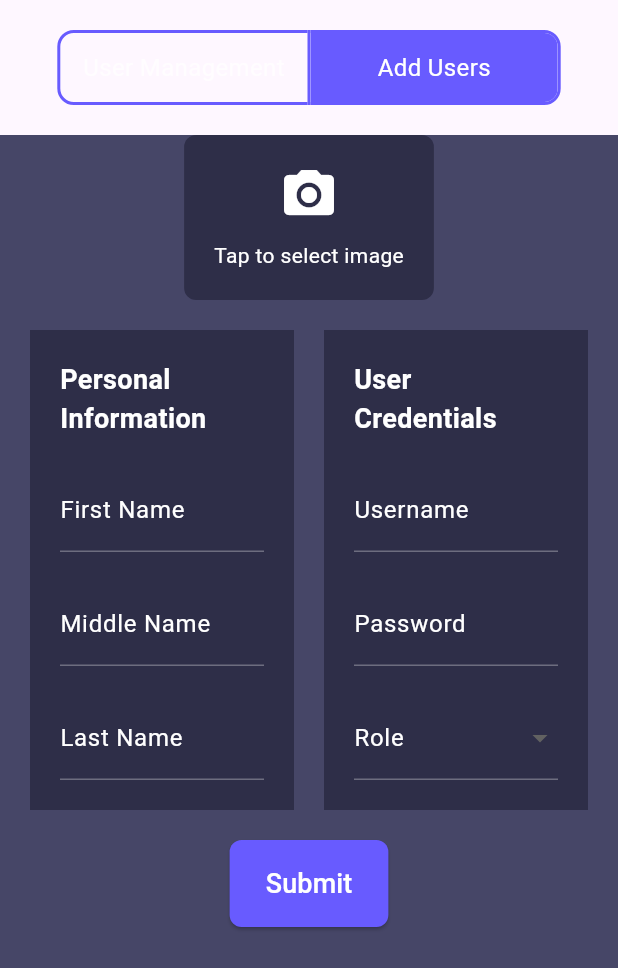
After one commit to CarlosNatanauan/pharmacy_pos, a Flutter app: the Users screen opened directly, after a tap on "Add Users", on a phone screen of 412 x 824 dp. The commit adds this screen. Shown: the top 968 px of the screen. Run offline on Flutter 3.47's test engine with Material 3 defaults, Android fonts, the phone set to English and light mode, and no system bars; our stand-ins replace image_picker, sidebarx; missing offline and left inert: bitsdojo_window.

Commit message:
initial add user

```diff
--- /dev/null
+++ b/lib/management_screen/sub_screens/user_sub_buttons/add_user.dart
@@ -0,0 +1,253 @@
+import 'package:flutter/material.dart';
+import 'package:image_picker/image_picker.dart';
+import 'dart:io';
+
+class AddUser extends StatefulWidget {
+  @override
+  State<AddUser> createState() => _AddUserState();
+}
+
+class _AddUserState extends State<AddUser> {
+  final _formKey = GlobalKey<FormState>();
+
+  final ImagePicker _picker = ImagePicker();
+
+  // For storing the selected image
+  XFile? _image;
+
+  @override
+  Widget build(BuildContext context) {
+    return Scaffold(
+      backgroundColor: scaffoldBackgroundColor,
+      body: Padding(
+        padding: const EdgeInsets.only(bottom: 20.0, left: 20, right: 20),
+        child: Form(
+          key: _formKey,
+          child: SingleChildScrollView(
+            child: Column(
+              children: <Widget>[
+                // Add a container for image uploader
+                Container(
+                  decoration: BoxDecoration(
+                    borderRadius: BorderRadius.circular(8),
+                    color: canvasColor,
+                  ),
+                  padding: EdgeInsets.all(20),
+                  child: InkWell(
+                    onTap: () async {
+                      final XFile? image = await _picker.pickImage(source: ImageSource.gallery);
+                      setState(() {
+                        _image = image;
+                      });
+                    },
+                    child: Column(
+                      mainAxisAlignment: MainAxisAlignment.center,
+                      crossAxisAlignment: CrossAxisAlignment.center,
+                      children: <Widget>[
+                        _image == null
+                            ? Icon(Icons.camera_alt, size: 40, color: Colors.white)
+                            : Image.file(
+                          File(_image!.path),
+                          height: 90,
+                          width: 90,
+                          fit: BoxFit.cover,
+                        ),
+                        SizedBox(height: 10),
+                        Text(
+                          _image == null ? 'Tap to select image' : 'Tap to change image',
+                          style: TextStyle(color: Colors.white),
+                        ),
+                      ],
+                    ),
+                  ),
+                ),
+
+                SizedBox(height: 20),
+                Row(
+                  children: <Widget>[
+                    Expanded(
+                      child: Container(
+                        padding: EdgeInsets.all(20),
+                        color: canvasColor,
+                        child: Column(
+                          crossAxisAlignment: CrossAxisAlignment.start,
+                          children: <Widget>[
+                            Text('Personal Information', style: TextStyle(color: white, fontSize: 18, fontWeight: FontWeight.bold)),
+                            SizedBox(height: 20),
+                            TextFormField(
+                              decoration: InputDecoration(
+                                labelText: 'First Name',
+                                labelStyle: TextStyle(color: white),
+                                enabledBorder: UnderlineInputBorder(
+                                  borderSide: BorderSide(color: white.withOpacity(0.3)),
+                                ),
+                                focusedBorder: UnderlineInputBorder(
+                                  borderSide: BorderSide(color: white),
+                                ),
+                              ),
+                              style: TextStyle(color: white),
+                              validator: (value) {
+                                if (value == null || value.isEmpty) {
+                                  return 'Please enter a first name';
+                                }
+                                return null;
+                              },
+                            ),
+                            SizedBox(height: 20),
+                            TextFormField(
+                              decoration: InputDecoration(
+                                labelText: 'Middle Name',
+                                labelStyle: TextStyle(color: white),
+                                enabledBorder: UnderlineInputBorder(
+                                  borderSide: BorderSide(color: white.withOpacity(0.3)),
+                                ),
+                                focusedBorder: UnderlineInputBorder(
+                                  borderSide: BorderSide(color: white),
+                                ),
+                              ),
+                              style: TextStyle(color: white),
+                            ),
+                            SizedBox(height: 20),
+                            TextFormField(
+                              decoration: InputDecoration(
+                                labelText: 'Last Name',
+                                labelStyle: TextStyle(color: white),
+                                enabledBorder: UnderlineInputBorder(
+                                  borderSide: BorderSide(color: white.withOpacity(0.3)),
+                                ),
+                                focusedBorder: UnderlineInputBorder(
+                                  borderSide: BorderSide(color: white),
+                                ),
+                              ),
+                              style: TextStyle(color: white),
+                              validator: (value) {
+                                if (value == null || value.isEmpty) {
+                                  return 'Please enter a last name';
+                                }
+                                return null;
+                              },
+                            ),
+                          ],
+                        ),
+                      ),
+                    ),
+                    SizedBox(width: 20),
+                    Expanded(
+                      child: Container(
+                        padding: EdgeInsets.all(20),
+                        color: canvasColor,
+                        child: Column(
+                          crossAxisAlignment: CrossAxisAlignment.start,
+                          children: <Widget>[
+                            Text('User Credentials', style: TextStyle(color: white, fontSize: 18, fontWeight: FontWeight.bold)),
+                            SizedBox(height: 20),
+                            TextFormField(
+                              decoration: InputDecoration(
+                                labelText: 'Username',
+                                labelStyle: TextStyle(color: white),
+                                enabledBorder: UnderlineInputBorder(
+                                  borderSide: BorderSide(color: white.withOpacity(0.3)),
+                                ),
+                                focusedBorder: UnderlineInputBorder(
+                                  borderSide: BorderSide(color: white),
+                                ),
+                              ),
+                              style: TextStyle(color: white),
+                              validator: (value) {
+                                if (value == null || value.isEmpty) {
+                                  return 'Please enter a username';
+                                }
+                                return null;
+                              },
+                            ),
+                            SizedBox(height: 20),
+                            TextFormField(
+                              decoration: InputDecoration(
+                                labelText: 'Password',
+                                labelStyle: TextStyle(color: white),
+                                enabledBorder: UnderlineInputBorder(
+                                  borderSide: BorderSide(color: white.withOpacity(0.3)),
+                                ),
+                                focusedBorder: UnderlineInputBorder(
+                                  borderSide: BorderSide(color: white),
+                                ),
+                              ),
+                              obscureText: true,
+                              style: TextStyle(color: white),
+                              validator: (value) {
+                                if (value == null || value.isEmpty) {
+                                  return 'Please enter a password';
+                                }
+                                return null;
+                              },
+                            ),
+                            SizedBox(height: 20),
+                            DropdownButtonFormField<String>(
+                              decoration: InputDecoration(
+                                labelText: 'Role',
+                                labelStyle: TextStyle(color: white),
+                                enabledBorder: UnderlineInputBorder(
+                                  borderSide: BorderSide(color: white.withOpacity(0.3)),
+                                ),
+                              ),
+                              dropdownColor: accentCanvasColor,
+                              style: TextStyle(color: white),
+                              items: <String>['Cashier', 'Store Manager'].map((String value) {
+                                return DropdownMenuItem<String>(
+                                  value: value,
+                                  child: Text(value),
+                                );
+                              }).toList(),
+                              validator: (value) {
+                                if (value == null || value.isEmpty) {
+                                  return 'Please select a role';
+                                }
+                                return null;
+                              }, onChanged: (String? value) {  },
+                            ),
+                          ],
+                        ),
+                      ),
+                    ),
+                  ],
+                ),
+                SizedBox(height: 20),
+                ElevatedButton(
+                  onPressed: () {
+                    if (_formKey.currentState!.validate()) {
+                      ScaffoldMessenger.of(context).showSnackBar(
+                        SnackBar(content: Text('Processing Data')),
+                      );
+                    }
+                  },
+                  child: Text(
+                    'Submit',
+                    style: TextStyle(fontSize: 18), // Increase the font size
+                  ),
+                  style: ElevatedButton.styleFrom(
+                    padding: EdgeInsets.symmetric(vertical: 16, horizontal: 24), // Increase the padding
+                    foregroundColor: white,
+                    backgroundColor: primaryColor,
+                    shape: RoundedRectangleBorder(
+                      borderRadius: BorderRadius.circular(8),
+                    ),
+                  ),
+                ),
+
+
+              ],
+            ),
+          ),
+        ),
+      ),
+    );
+  }
+}
+
+const primaryColor = Color(0xFF685BFF);
+const canvasColor = Color(0xFF2E2E48);
+const scaffoldBackgroundColor = Color(0xFF464667);
+const accentCanvasColor = Color(0xFF3E3E61);
+const white = Colors.white;
+final actionColor = const Color(0xFF5F5FA7).withOpacity(0.6);
+final divider = Divider(color: white.withOpacity(0.3), height: 1);
--- /dev/null
+++ b/lib/management_screen/sub_screens/user_sub_buttons/user_management.dart
@@ -0,0 +1,13 @@
+import 'package:flutter/material.dart';
+
+class UserManagement extends StatelessWidget {
+  @override
+  Widget build(BuildContext context) {
+    return Center(
+      child: Text(
+        'User Management Screen',
+        style: TextStyle(fontSize: 24, color: Colors.white),
+      ),
+    );
+  }
+}
--- a/lib/management_screen/sub_screens/users.dart
+++ b/lib/management_screen/sub_screens/users.dart
@@ -1,13 +1,100 @@
 import 'package:flutter/material.dart';
+import 'package:pharmanode_pos/management_screen/sub_screens/user_sub_buttons/add_user.dart';
+import 'package:pharmanode_pos/management_screen/sub_screens/user_sub_buttons/user_management.dart';
 
-class Users extends StatelessWidget {
+
+
+class Users extends StatefulWidget {
+  @override
+  _UsersState createState() => _UsersState();
+}
+
+class _UsersState extends State<Users> {
+  int _selectedIndex = 0;
+  final List<String> _tabTitles = ['User Management', 'Add Users'];
+
   @override
   Widget build(BuildContext context) {
-    return Center(
-      child: Text(
-        'Users Screen',
-        style: TextStyle(fontSize: 24, color: Colors.white),
+    return Scaffold(
+      appBar: PreferredSize(
+        preferredSize: Size.fromHeight(0), // remove the app bar title
+        child: AppBar(
+          automaticallyImplyLeading: false, // remove back button
+        ),
+      ),
+      body: Column(
+        children: [
+          SizedBox(height: 20), // Add spacing between title and categories
+          LayoutBuilder(
+            builder: (context, constraints) {
+              return Padding(
+                padding: EdgeInsets.symmetric(horizontal: constraints.maxWidth * 0.08),
+                child: Container(
+                  height: 50, // Set the height of the buttons
+                  child: ToggleButtons(
+                    borderRadius: BorderRadius.circular(10),
+                    color: white.withOpacity(0.7),
+                    selectedColor: white,
+                    fillColor: primaryColor,
+                    splashColor: primaryColor.withOpacity(0.5),
+                    highlightColor: primaryColor.withOpacity(0.5),
+                    borderWidth: 2,
+                    borderColor: primaryColor,
+                    selectedBorderColor: primaryColor,
+                    constraints: BoxConstraints.expand(width: (constraints.maxWidth * 0.8) / _tabTitles.length), // adjust button width
+                    children: [
+                      _buildTabButton(0),
+                      _buildTabButton(1),
+                    ],
+                    onPressed: (int index) {
+                      setState(() {
+                        _selectedIndex = index;
+                      });
+                    },
+                    isSelected: List.generate(_tabTitles.length, (index) => index == _selectedIndex),
+                  ),
+                ),
+              );
+            },
+          ),
+          SizedBox(height: 20),
+          Expanded(
+            child: Center(
+              child: _buildSelectedScreen(_selectedIndex),
+            ),
+          ),
+        ],
       ),
     );
   }
+
+  Widget _buildTabButton(int index) {
+    return Padding(
+      padding: EdgeInsets.symmetric(horizontal: 12),
+      child: Text(
+        _tabTitles[index],
+        style: TextStyle(fontSize: 16),
+      ),
+    );
+  }
+
+  Widget _buildSelectedScreen(int index) {
+    switch (index) {
+      case 0:
+        return UserManagement();
+      case 1:
+        return AddUser();
+
+      default:
+        return Container();
+    }
+  }
 }
+
+const primaryColor = Color(0xFF685BFF);
+const canvasColor = Color(0xFF2E2E48);
+const scaffoldBackgroundColor = Color(0xFF464667);
+const accentCanvasColor = Color(0xFF3E3E61);
+const white = Colors.white;
+final actionColor = const Color(0xFF5F5FA7).withOpacity(0.6);
+final divider = Divider(color: white.withOpacity(0.3), height: 1);
--- a/pubspec.yaml
+++ b/pubspec.yaml
@@ -33,7 +33,7 @@ dependencies:
   bitsdojo_window: ^0.1.6
   sidebarx: ^0.17.1
   msix: ^3.16.7
-  change_app_package_name: ^1.1.0
+  image_picker: ^1.1.1
 
 
 msix_config:
```
Also changed, not shown: pubspec.lock, 5 other files.
